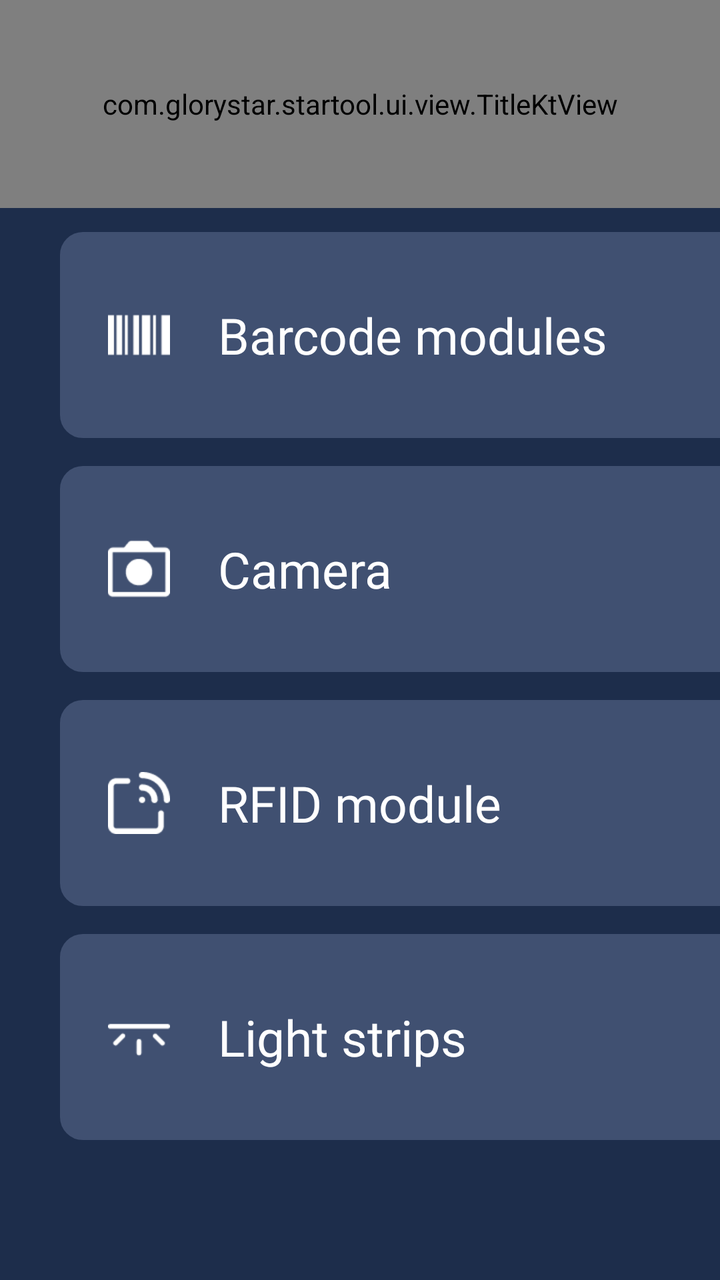
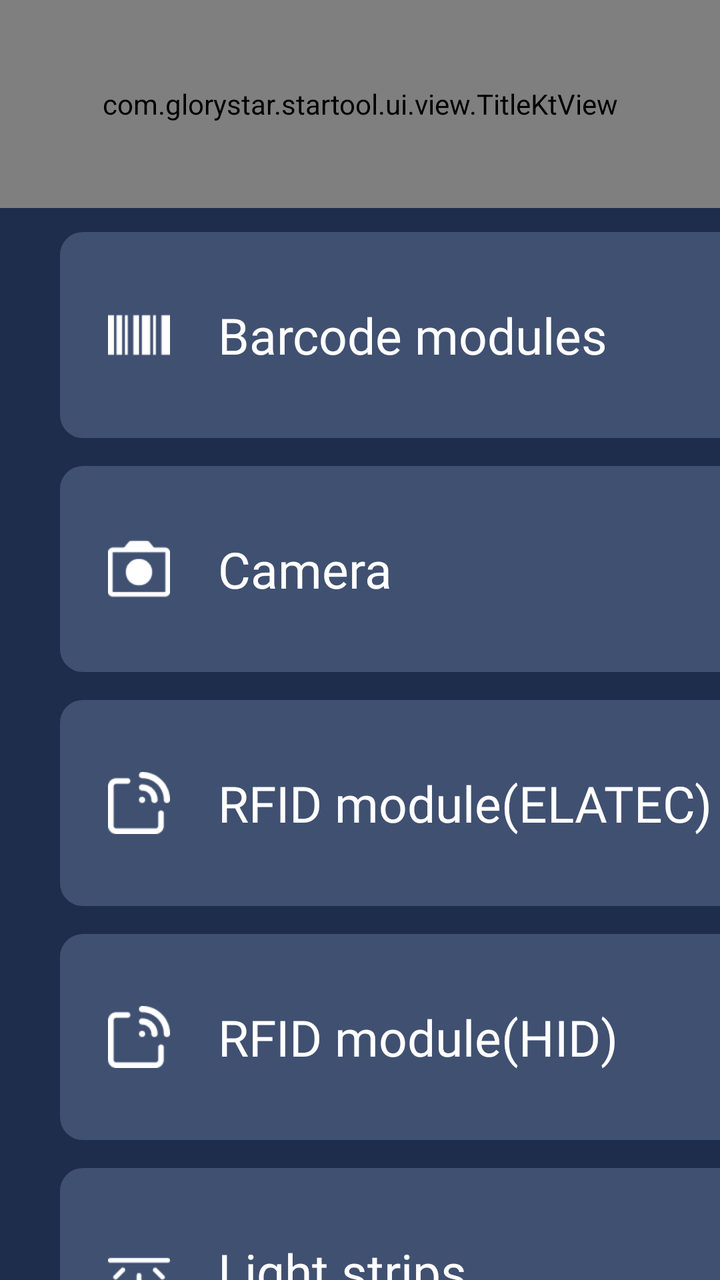

Screens rendered from an Android XML layout before and after an edit, with the pre-edit source and the edit as a unified diff.
<!-- AndroidManifest.xml: activity theme NoTitle -->
<!-- res/layout/activity_addon.xml -->
<?xml version="1.0" encoding="utf-8"?>
<LinearLayout xmlns:android="http://schemas.android.com/apk/res/android"
    android:layout_width="match_parent"
    android:layout_height="match_parent"
    android:orientation="vertical"
    android:background="@color/colorMain">

    <com.glorystar.startool.ui.view.TitleKtView
        android:id="@+id/tile_view"
        android:layout_width="match_parent"
        android:layout_height="104dp" />

    <RelativeLayout
        android:id="@+id/relative_barcode"
        android:layout_width="870dp"
        android:layout_height="103dp"
        android:layout_marginLeft="30dp"
        android:layout_marginTop="12dp"
        android:paddingLeft="24dp"
        android:paddingRight="24dp"
        android:background="@drawable/selector_mode_bg">
        <ImageView
            android:id="@+id/iv_1"
            android:layout_width="31dp"
            android:layout_height="31dp"
            android:layout_centerVertical="true"
            android:layout_alignParentLeft="true"
            android:src="@drawable/ic_barcode"/>

        <TextView
            android:layout_width="wrap_content"
            android:layout_height="wrap_content"
            android:layout_centerVertical="true"
            android:layout_marginLeft="24dp"
            android:layout_toRightOf="@+id/iv_1"
            android:fontFamily="@font/montserrat_regular"
            android:text="@string/barcode_modules"
            android:textColor="@color/white"
            android:textSize="25dp" />

        <ImageView
            android:layout_width="51dp"
            android:layout_height="51dp"
            android:layout_alignParentRight="true"
            android:layout_centerVertical="true"
            android:src="@drawable/ic_arrow"/>
    </RelativeLayout>

    <RelativeLayout
        android:id="@+id/relative_camera"
        android:layout_width="870dp"
        android:layout_height="103dp"
        android:layout_marginLeft="30dp"
        android:layout_marginTop="14dp"
        android:paddingLeft="24dp"
        android:paddingRight="24dp"
        android:background="@drawable/selector_mode_bg">
        <ImageView
            android:id="@+id/iv_2"
            android:layout_width="31dp"
            android:layout_height="31dp"
            android:layout_centerVertical="true"
            android:layout_alignParentLeft="true"
            android:src="@drawable/ic_camera"/>

        <TextView
            android:layout_width="wrap_content"
            android:layout_height="wrap_content"
            android:layout_centerVertical="true"
            android:layout_marginLeft="24dp"
            android:layout_toRightOf="@+id/iv_2"
            android:fontFamily="@font/montserrat_regular"
            android:text="@string/camera"
            android:textColor="@color/white"
            android:textSize="25dp" />

        <ImageView
            android:layout_width="51dp"
            android:layout_height="51dp"
            android:layout_alignParentRight="true"
            android:layout_centerVertical="true"
            android:src="@drawable/ic_arrow"/>
    </RelativeLayout>

    <RelativeLayout
        android:id="@+id/relative_rfid"
        android:layout_width="870dp"
        android:layout_height="103dp"
        android:layout_marginLeft="30dp"
        android:layout_marginTop="14dp"
        android:paddingLeft="24dp"
        android:paddingRight="24dp"
        android:background="@drawable/selector_mode_bg">
        <ImageView
            android:id="@+id/iv_3"
            android:layout_width="31dp"
            android:layout_height="31dp"
            android:layout_centerVertical="true"
            android:layout_alignParentLeft="true"
            android:src="@drawable/ic_rfid"/>

        <TextView
            android:layout_width="wrap_content"
            android:layout_height="wrap_content"
            android:layout_centerVertical="true"
            android:layout_marginLeft="24dp"
            android:layout_toRightOf="@+id/iv_3"
            android:fontFamily="@font/montserrat_regular"
            android:text="@string/rfid_module"
            android:textColor="@color/white"
            android:textSize="25dp" />

        <ImageView
            android:layout_width="51dp"
            android:layout_height="51dp"
            android:layout_alignParentRight="true"
            android:layout_centerVertical="true"
            android:src="@drawable/ic_arrow"/>
    </RelativeLayout>

    <RelativeLayout
        android:id="@+id/relative_light"
        android:layout_width="870dp"
        android:layout_height="103dp"
        android:layout_marginLeft="30dp"
        android:layout_marginTop="14dp"
        android:paddingLeft="24dp"
        android:paddingRight="24dp"
        android:background="@drawable/selector_mode_bg">
        <ImageView
            android:id="@+id/iv_4"
            android:layout_width="31dp"
            android:layout_height="31dp"
            android:layout_centerVertical="true"
            android:layout_alignParentLeft="true"
            android:src="@drawable/ic_light_strip"/>

        <TextView
            android:layout_width="wrap_content"
            android:layout_height="wrap_content"
            android:layout_centerVertical="true"
            android:layout_marginLeft="24dp"
            android:layout_toRightOf="@+id/iv_4"
            android:fontFamily="@font/montserrat_regular"
            android:text="@string/light_strips"
            android:textColor="@color/white"
            android:textSize="25dp" />

        <ImageView
            android:layout_width="51dp"
            android:layout_height="51dp"
            android:layout_alignParentRight="true"
            android:layout_centerVertical="true"
            android:src="@drawable/ic_arrow"/>
    </RelativeLayout>
</LinearLayout>
<!-- resources referenced by this layout -->
<resources>
  <color name="colorMain">#1D2D4B</color>
  <color name="white">#FFFFFFFF</color>
  <!-- drawable ic_arrow: png bitmap (drawable, 347 bytes) -->
  <!-- drawable ic_barcode: png bitmap (drawable, 336 bytes) -->
  <!-- drawable ic_camera: png bitmap (drawable, 748 bytes) -->
  <!-- drawable ic_light_strip: png bitmap (drawable, 461 bytes) -->
  <!-- drawable ic_rfid: png bitmap (drawable, 952 bytes) -->
  <!-- drawable selector_mode_bg (drawable) -->
  <?xml version="1.0" encoding="utf-8"?>
  <shape
      xmlns:android="http://schemas.android.com/apk/res/android">
      
      <solid
          android:color="@color/colorMainLight" />
      
      <stroke
      android:width="1dp"
      android:color="@color/colorMainLight" />
      
      <size android:height="4dp"/>
      
      <corners
          android:radius="11dp"/>
  
  </shape>
  <string name="barcode_modules">Barcode modules</string>
  <string name="camera">Camera</string>
  <string name="light_strips">Light strips</string>
  <string name="rfid_module">RFID module</string>
  <style name="NoTitle" parent="Theme.AppCompat.Light.NoActionBar">
          <item name="colorPrimary">@color/colorMain</item>
          <item name="colorPrimaryDark">@color/colorMain</item>
          <item name="colorAccent">@color/colorMain</item>
          <item name="android:windowFullscreen">true</item>
          <item name="windowActionBar">false</item>
          <item name="windowNoTitle">true</item>
          <item name="android:textAppearanceListItemSmall">@style/listPopupWindow</item>
      </style>
  <color name="colorMainLight">#405071</color>
  <style name="listPopupWindow">
          <item name="android:textSize">20mm</item>
          <item name="android:fontFamily">@font/montserrat_regular</item>
          <item name="android:textColor">@color/black</item>
      </style>
  <color name="black">#FF000000</color>
</resources>

<!-- the commit's change to res/layout/activity_addon.xml (unified diff, before → after) -->
@@ -119,6 +119,42 @@
     </RelativeLayout>
 
     <RelativeLayout
+        android:id="@+id/relative_rfid2"
+        android:layout_width="870dp"
+        android:layout_height="103dp"
+        android:layout_marginLeft="30dp"
+        android:layout_marginTop="14dp"
+        android:paddingLeft="24dp"
+        android:paddingRight="24dp"
+        android:background="@drawable/selector_mode_bg">
+        <ImageView
+            android:id="@+id/iv_5"
+            android:layout_width="31dp"
+            android:layout_height="31dp"
+            android:layout_centerVertical="true"
+            android:layout_alignParentLeft="true"
+            android:src="@drawable/ic_rfid"/>
+
+        <TextView
+            android:layout_width="wrap_content"
+            android:layout_height="wrap_content"
+            android:layout_centerVertical="true"
+            android:layout_marginLeft="24dp"
+            android:layout_toRightOf="@+id/iv_5"
+            android:fontFamily="@font/montserrat_regular"
+            android:text="@string/rfid_module_2"
+            android:textColor="@color/white"
+            android:textSize="25dp" />
+
+        <ImageView
+            android:layout_width="51dp"
+            android:layout_height="51dp"
+            android:layout_alignParentRight="true"
+            android:layout_centerVertical="true"
+            android:src="@drawable/ic_arrow"/>
+    </RelativeLayout>
+
+    <RelativeLayout
         android:id="@+id/relative_light"
         android:layout_width="870dp"
         android:layout_height="103dp"
<!-- resource entries referenced after the edit -->
@@ -28,7 +28,8 @@
   <string name="barcode_modules">Barcode modules</string>
   <string name="camera">Camera</string>
   <string name="light_strips">Light strips</string>
-  <string name="rfid_module">RFID module</string>
+  <string name="rfid_module">RFID module(ELATEC)</string>
+  <string name="rfid_module_2">RFID module(HID)</string>
   <style name="NoTitle" parent="Theme.AppCompat.Light.NoActionBar">
           <item name="colorPrimary">@color/colorMain</item>
           <item name="colorPrimaryDark">@color/colorMain</item>
